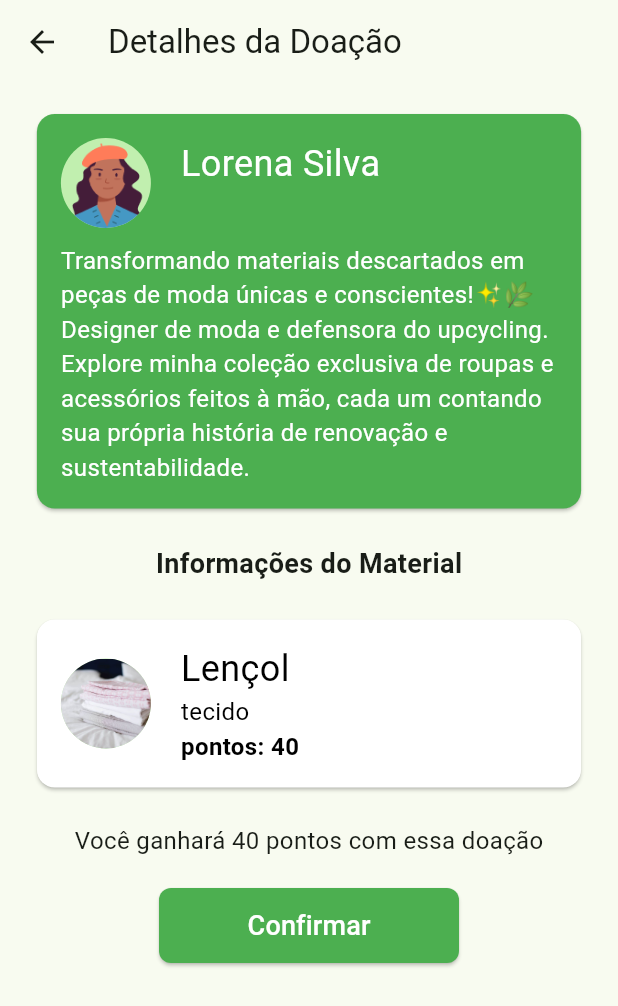
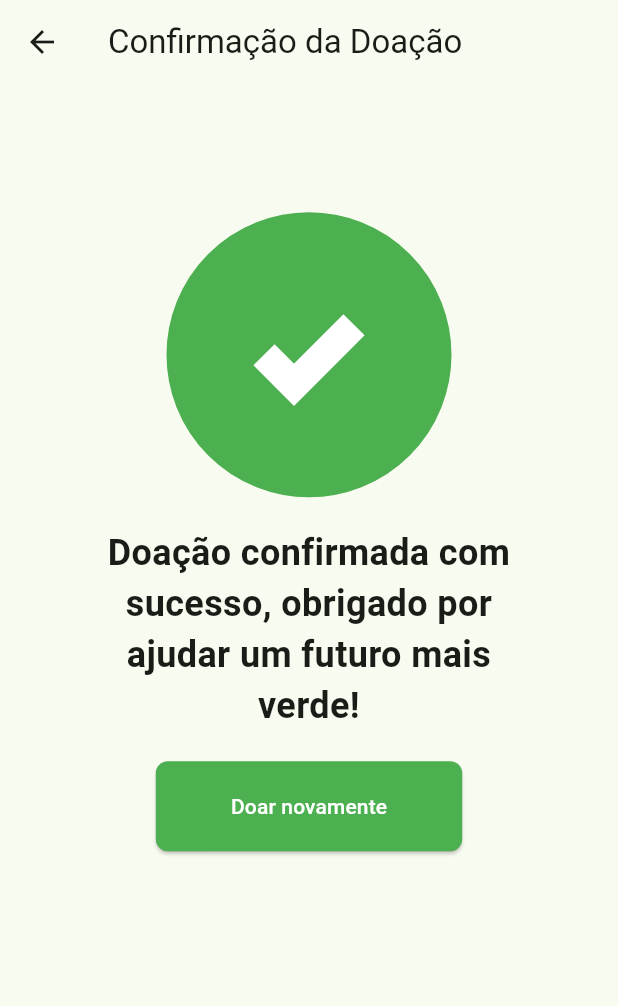
Before and after one commit to celsosoares/cycle-project, a Flutter app: the DonationDetails screen opened by its route, after a tap on "Confirmar", on a phone screen of 412 x 824 dp. Shown: the top 1006 px of the screen. Run offline on Flutter 3.47's test engine with Material 3 defaults, Android fonts, the phone set to English and light mode, and no system bars; our stand-ins replace cloud_firestore, firebase_auth, firebase_core; accounts and stored records are empty.

Commit message:
add donation confirmation screen

```diff
--- a/lib/main.dart
+++ b/lib/main.dart
@@ -10,6 +10,7 @@ import 'pages/recommendations.dart';
 import 'pages/welcome_page.dart';
 import 'pages/donation.dart';
 import 'pages/search-artist.dart';
+import 'pages/donation-confirmation.dart';
 
 void main() async {
   WidgetsFlutterBinding.ensureInitialized();
@@ -41,6 +42,7 @@ class MyApp extends StatelessWidget {
         SearchArtistScreen.routeName: (context) => SearchArtistScreen(),
         LorenaMaterials.routeName: (context) => LorenaMaterials(),
         DonationDetails.routeName: (context) => DonationDetails(),
+        DonationConfirmation.routeName: (context) => DonationConfirmation(),
         ListViewRecommendations.routeName: (context) =>
             const ListViewRecommendations(),
       },
--- /dev/null
+++ b/lib/pages/donation-confirmation.dart
@@ -0,0 +1,89 @@
+import 'package:flutter/material.dart';
+
+class DonationConfirmation extends StatelessWidget {
+  static const routeName = '/DonationConfirmationScreen';
+
+  @override
+  Widget build(BuildContext context) {
+    return Scaffold(
+      appBar: AppBar(
+        title: Text('Confirmação da Doação'),
+      ),
+      body: Align(
+        alignment: Alignment(0.0, -0.5), // Move the container upwards
+        child: Column(
+          mainAxisSize: MainAxisSize.min,
+          children: [
+            Container(
+              padding: EdgeInsets.all(40.0), // Increased padding to make the green area larger
+              decoration: BoxDecoration(
+                color: Colors.green,
+                shape: BoxShape.circle,
+                border: Border.all(
+                  color: Colors.green,
+                  width: 5.0,
+                ),
+              ),
+              child: CustomPaint(
+                size: Size(100, 100),
+                painter: CheckmarkPainter(),
+              ),
+            ),
+            SizedBox(height: 20.0), // Add some space between the checkmark and the text
+            Container(
+              width: 300.0, // Set a specific width for the text container
+              child: Text(
+                'Doação confirmada com sucesso, obrigado por ajudar um futuro mais verde!',
+                textAlign: TextAlign.center, // Align the text in the center
+                style: TextStyle(
+                  fontSize: 24.0, // Make the text a bit larger
+                  fontWeight: FontWeight.bold, // Make the text bold
+                ),
+              ),
+            ),
+            SizedBox(height: 20.0), // Add some space between the text and the button
+            ElevatedButton(
+              onPressed: () {
+                Navigator.pushNamed(context, '/DonationScreen');
+              },
+              style: ElevatedButton.styleFrom(
+                backgroundColor: Colors.green, // Set the background color to green
+                shape: RoundedRectangleBorder(
+                  borderRadius: BorderRadius.circular(8.0), // Make the button slightly rounded
+                ),
+                padding: EdgeInsets.symmetric(horizontal: 50, vertical: 20), // Adjust padding to make it square
+              ),
+              child: Text(
+                'Doar novamente',
+                style: TextStyle(color: Colors.white), // Set the button text color to white
+              ),
+            ),
+          ],
+        ),
+      ),
+    );
+  }
+}
+
+class CheckmarkPainter extends CustomPainter {
+  @override
+  void paint(Canvas canvas, Size size) {
+    final paint = Paint()
+      ..color = Colors.white
+      ..strokeWidth = 20.0
+      ..style = PaintingStyle.stroke
+      ..strokeCap = StrokeCap.butt;
+
+    final path = Path()
+      ..moveTo(size.width * 0.2, size.height * 0.5)
+      ..lineTo(size.width * 0.4, size.height * 0.7)
+      ..lineTo(size.width * 0.8, size.height * 0.3);
+
+    canvas.drawPath(path, paint);
+  }
+
+  @override
+  bool shouldRepaint(covariant CustomPainter oldDelegate) {
+    return false;
+  }
+}
--- a/lib/pages/donation-details.dart
+++ b/lib/pages/donation-details.dart
@@ -117,7 +117,7 @@ class DonationDetails extends StatelessWidget {
               SizedBox(height: 20), // Add some space before the button
               ElevatedButton(
                 onPressed: () {
-                  // Add your onPressed code here!
+                  Navigator.pushNamed(context, '/DonationConfirmationScreen');
                 },
                 style: ElevatedButton.styleFrom(
                   backgroundColor: Colors.green, // Background color
```
